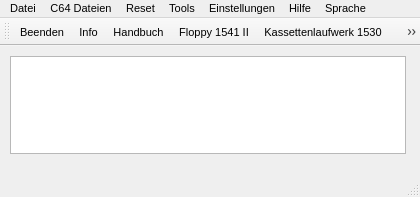
Old version of the form main_window.ui in the repository ThKattanek/emu64.
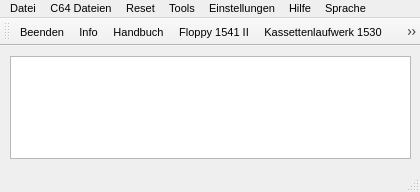
New version of the form. Icons and pictures are not drawn.

Commit message: Floppystatus Widget größe angepasst.

Patch:
```diff
--- a/main_window.ui
+++ b/main_window.ui
@@ -10,7 +10,7 @@
     <x>0</x>
     <y>0</y>
     <width>420</width>
-    <height>197</height>
+    <height>192</height>
    </rect>
   </property>
   <property name="font">
@@ -70,8 +70,8 @@
      <rect>
       <x>10</x>
       <y>10</y>
-      <width>396</width>
-      <height>98</height>
+      <width>401</width>
+      <height>103</height>
      </rect>
     </property>
     <property name="focusPolicy">
```
Left out of the diff: 2 changed lines with no effect on the pictures.
